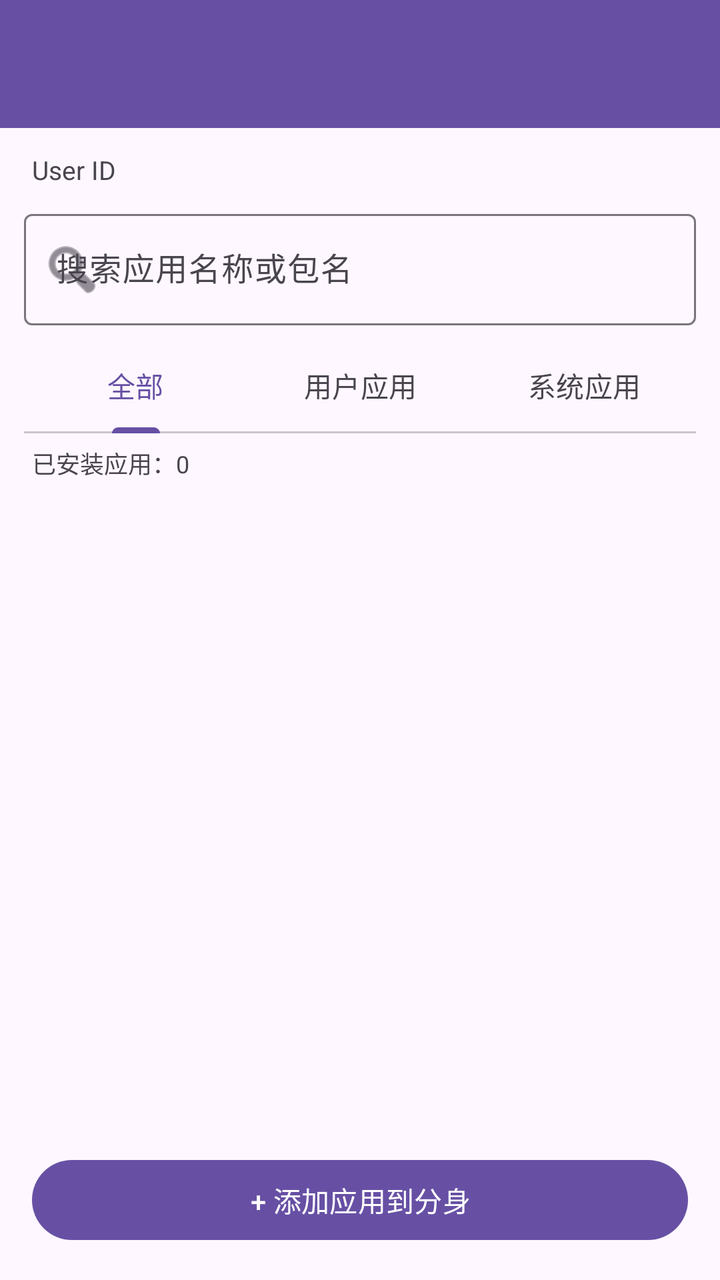
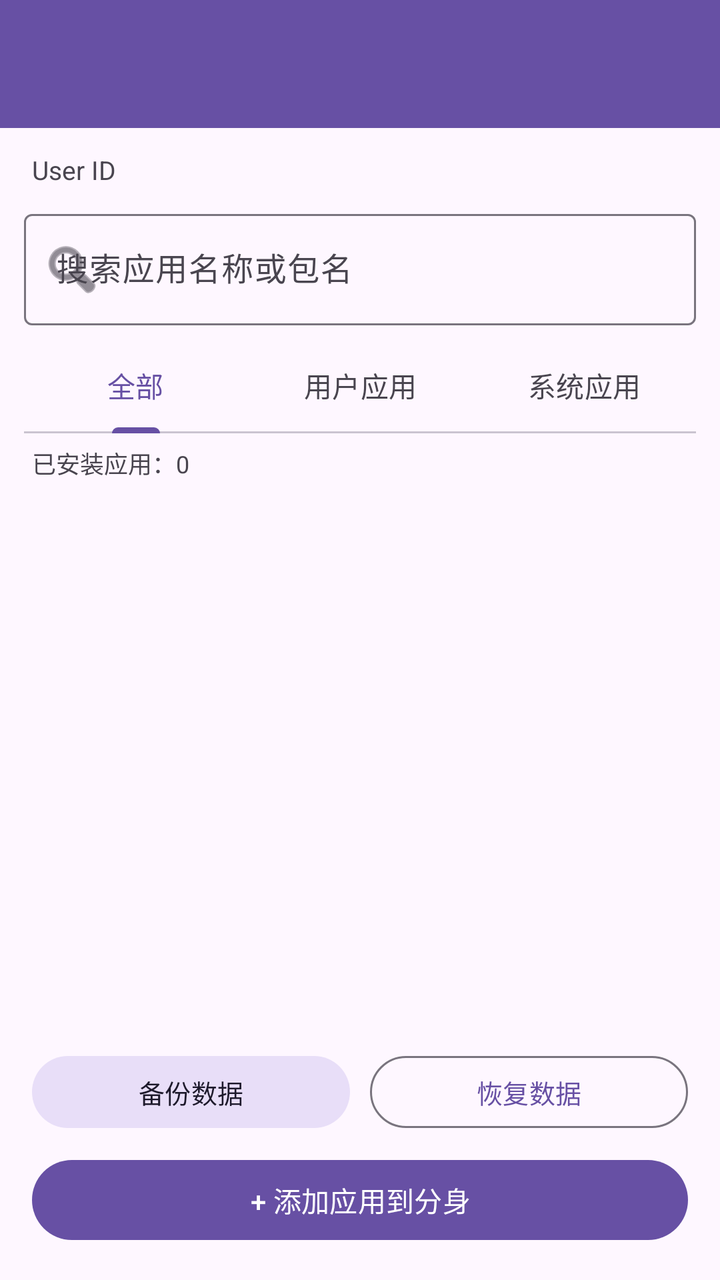

Before-and-after screenshots of an Android layout around one commit, followed by the original layout XML and the change that was made.
<!-- AndroidManifest.xml: application theme Theme.CloneManager -->
<!-- res/layout/activity_clone_detail.xml -->
<?xml version="1.0" encoding="utf-8"?>
<LinearLayout xmlns:android="http://schemas.android.com/apk/res/android"
    xmlns:app="http://schemas.android.com/apk/res-auto"
    android:layout_width="match_parent"
    android:layout_height="match_parent"
    android:orientation="vertical"
    android:background="?android:colorBackground">

    <com.google.android.material.appbar.MaterialToolbar
        android:id="@+id/toolbar"
        android:layout_width="match_parent"
        android:layout_height="?attr/actionBarSize"
        android:background="?attr/colorPrimary"
        android:titleTextColor="?attr/colorOnPrimary" />

    <TextView
        android:id="@+id/cloneInfo"
        android:layout_width="match_parent"
        android:layout_height="wrap_content"
        android:paddingStart="16dp"
        android:paddingEnd="16dp"
        android:paddingTop="12dp"
        android:paddingBottom="4dp"
        android:textSize="13sp"
        android:text="User ID" />

    <com.google.android.material.textfield.TextInputLayout
        android:id="@+id/searchLayout"
        android:layout_width="match_parent"
        android:layout_height="wrap_content"
        android:layout_marginStart="12dp"
        android:layout_marginEnd="12dp"
        android:layout_marginTop="4dp"
        app:boxBackgroundMode="outline"
        app:startIconDrawable="@android:drawable/ic_menu_search"
        android:hint="搜索应用名称或包名">

        <com.google.android.material.textfield.TextInputEditText
            android:id="@+id/searchInput"
            android:layout_width="match_parent"
            android:layout_height="wrap_content"
            android:inputType="text"
            android:imeOptions="actionSearch"
            android:maxLines="1" />
    </com.google.android.material.textfield.TextInputLayout>

    <com.google.android.material.tabs.TabLayout
        android:id="@+id/filterTabs"
        android:layout_width="match_parent"
        android:layout_height="wrap_content"
        android:layout_marginStart="12dp"
        android:layout_marginEnd="12dp"
        android:layout_marginTop="6dp"
        app:tabMode="fixed"
        app:tabGravity="fill">

        <com.google.android.material.tabs.TabItem
            android:layout_width="wrap_content"
            android:layout_height="wrap_content"
            android:text="全部" />

        <com.google.android.material.tabs.TabItem
            android:layout_width="wrap_content"
            android:layout_height="wrap_content"
            android:text="用户应用" />

        <com.google.android.material.tabs.TabItem
            android:layout_width="wrap_content"
            android:layout_height="wrap_content"
            android:text="系统应用" />
    </com.google.android.material.tabs.TabLayout>

    <TextView
        android:id="@+id/appCount"
        android:layout_width="match_parent"
        android:layout_height="wrap_content"
        android:paddingStart="16dp"
        android:paddingEnd="16dp"
        android:paddingTop="6dp"
        android:paddingBottom="2dp"
        android:textSize="12sp"
        android:textColor="?attr/colorOnSurfaceVariant"
        android:text="已安装应用：0" />

    <androidx.recyclerview.widget.RecyclerView
        android:id="@+id/appList"
        android:layout_width="match_parent"
        android:layout_height="0dp"
        android:layout_weight="1"
        android:paddingStart="12dp"
        android:paddingEnd="12dp"
        android:clipToPadding="false" />

    <com.google.android.material.button.MaterialButton
        android:id="@+id/btnAddApp"
        android:layout_width="match_parent"
        android:layout_height="wrap_content"
        android:layout_margin="16dp"
        android:text="+ 添加应用到分身" />

</LinearLayout>
<!-- resources referenced by this layout -->
<resources>
  <style name="Theme.CloneManager" parent="Theme.Material3.DayNight.NoActionBar">
          <item name="android:windowLightStatusBar">true</item>
          <item name="android:statusBarColor">@android:color/transparent</item>
      </style>
</resources>

<!-- the commit's change to res/layout/activity_clone_detail.xml (unified diff, before → after) -->
@@ -91,11 +91,43 @@
         android:paddingEnd="12dp"
         android:clipToPadding="false" />
 
+    <LinearLayout
+        android:layout_width="match_parent"
+        android:layout_height="wrap_content"
+        android:orientation="horizontal"
+        android:paddingStart="16dp"
+        android:paddingEnd="16dp"
+        android:paddingBottom="8dp">
+
+        <com.google.android.material.button.MaterialButton
+            android:id="@+id/btnBackup"
+            style="@style/Widget.Material3.Button.TonalButton"
+            android:layout_width="0dp"
+            android:layout_height="wrap_content"
+            android:layout_weight="1"
+            android:minHeight="44dp"
+            android:textSize="13sp"
+            android:text="备份数据" />
+
+        <com.google.android.material.button.MaterialButton
+            android:id="@+id/btnRestore"
+            style="@style/Widget.Material3.Button.OutlinedButton"
+            android:layout_width="0dp"
+            android:layout_height="wrap_content"
+            android:layout_weight="1"
+            android:layout_marginStart="10dp"
+            android:minHeight="44dp"
+            android:textSize="13sp"
+            android:text="恢复数据" />
+    </LinearLayout>
+
     <com.google.android.material.button.MaterialButton
         android:id="@+id/btnAddApp"
         android:layout_width="match_parent"
         android:layout_height="wrap_content"
-        android:layout_margin="16dp"
+        android:layout_marginStart="16dp"
+        android:layout_marginEnd="16dp"
+        android:layout_marginBottom="16dp"
         android:text="+ 添加应用到分身" />
 
 </LinearLayout>
